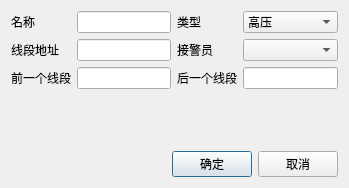
This is LineEditDlg.ui in wanlong1215/test as Qt 5 draws it before an edit. The edited form follows.
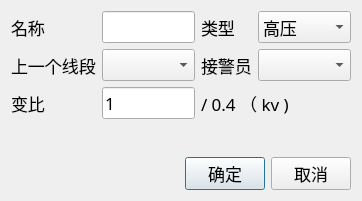
This is the edited form.

Diff of the .ui file:
```diff
--- a/LineEditDlg.ui
+++ b/LineEditDlg.ui
@@ -6,27 +6,40 @@
    <rect>
     <x>0</x>
     <y>0</y>
-    <width>349</width>
-    <height>188</height>
+    <width>354</width>
+    <height>201</height>
    </rect>
   </property>
+  <property name="font">
+   <font>
+    <family>微软雅黑</family>
+    <pointsize>13</pointsize>
+   </font>
+  </property>
   <property name="windowTitle">
    <string>线段</string>
   </property>
   <layout class="QVBoxLayout" name="verticalLayout">
    <item>
     <layout class="QGridLayout" name="gridLayout">
-     <item row="3" column="1">
-      <widget class="QLineEdit" name="lePreId"/>
+     <item row="0" column="0">
+      <widget class="QLabel" name="label">
+       <property name="text">
+        <string>名称</string>
+       </property>
+      </widget>
      </item>
-     <item row="3" column="2">
-      <widget class="QLabel" name="label_5">
+     <item row="0" column="3">
+      <widget class="QLabel" name="label_2">
        <property name="text">
-        <string>后一个线段</string>
+        <string>类型</string>
        </property>
       </widget>
      </item>
-     <item row="1" column="4">
+     <item row="0" column="2">
+      <widget class="QLineEdit" name="leName"/>
+     </item>
+     <item row="0" column="4">
       <widget class="QComboBox" name="cbType">
        <item>
         <property name="text">
@@ -45,52 +58,46 @@
        </item>
       </widget>
      </item>
+     <item row="1" column="4">
+      <widget class="QComboBox" name="cbWorker"/>
+     </item>
      <item row="1" column="0">
-      <widget class="QLabel" name="label">
-       <property name="text">
-        <string>名称</string>
-       </property>
-      </widget>
-     </item>
-     <item row="2" column="0">
       <widget class="QLabel" name="label_6">
        <property name="text">
-        <string>线段地址</string>
+        <string>上一个线段</string>
        </property>
       </widget>
      </item>
-     <item row="3" column="0">
-      <widget class="QLabel" name="label_4">
-       <property name="text">
-        <string>前一个线段</string>
-       </property>
-      </widget>
-     </item>
-     <item row="2" column="2">
+     <item row="1" column="3">
       <widget class="QLabel" name="label_3">
        <property name="text">
         <string>接警员</string>
        </property>
       </widget>
      </item>
-     <item row="2" column="1">
-      <widget class="QLineEdit" name="leAddr"/>
+     <item row="2" column="0">
+      <widget class="QLabel" name="lbRatio">
+       <property name="text">
+        <string>变比</string>
+       </property>
+      </widget>
      </item>
-     <item row="3" column="4">
-      <widget class="QLineEdit" name="leNextId"/>
+     <item row="2" column="2">
+      <widget class="QLineEdit" name="leRatio">
+       <property name="text">
+        <string>1</string>
+       </property>
+      </widget>
      </item>
-     <item row="1" column="1">
-      <widget class="QLineEdit" name="leName"/>
+     <item row="2" column="3" colspan="2">
+      <widget class="QLabel" name="lbRatio1">
+       <property name="text">
+        <string>/ 0.4 （ kv )</string>
+       </property>
+      </widget>
      </item>
      <item row="1" column="2">
-      <widget class="QLabel" name="label_2">
-       <property name="text">
-        <string>类型</string>
-       </property>
-      </widget>
-     </item>
-     <item row="2" column="4">
-      <widget class="QComboBox" name="cbWorker"/>
+      <widget class="QComboBox" name="cbPreLine"/>
      </item>
     </layout>
    </item>
```
